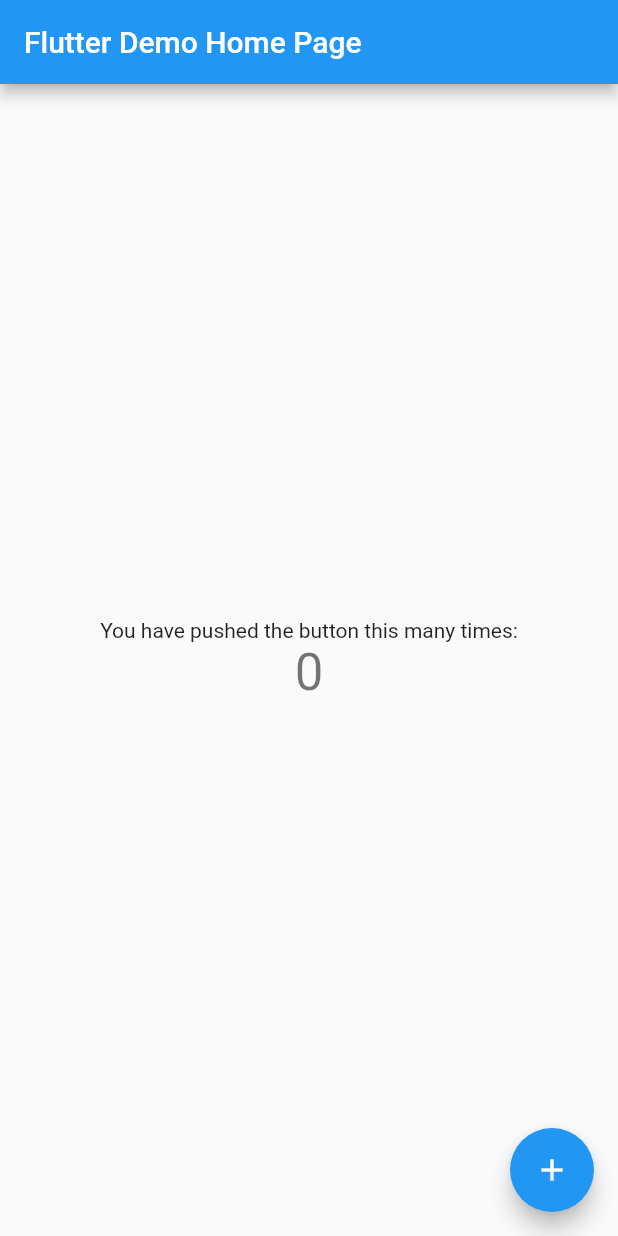
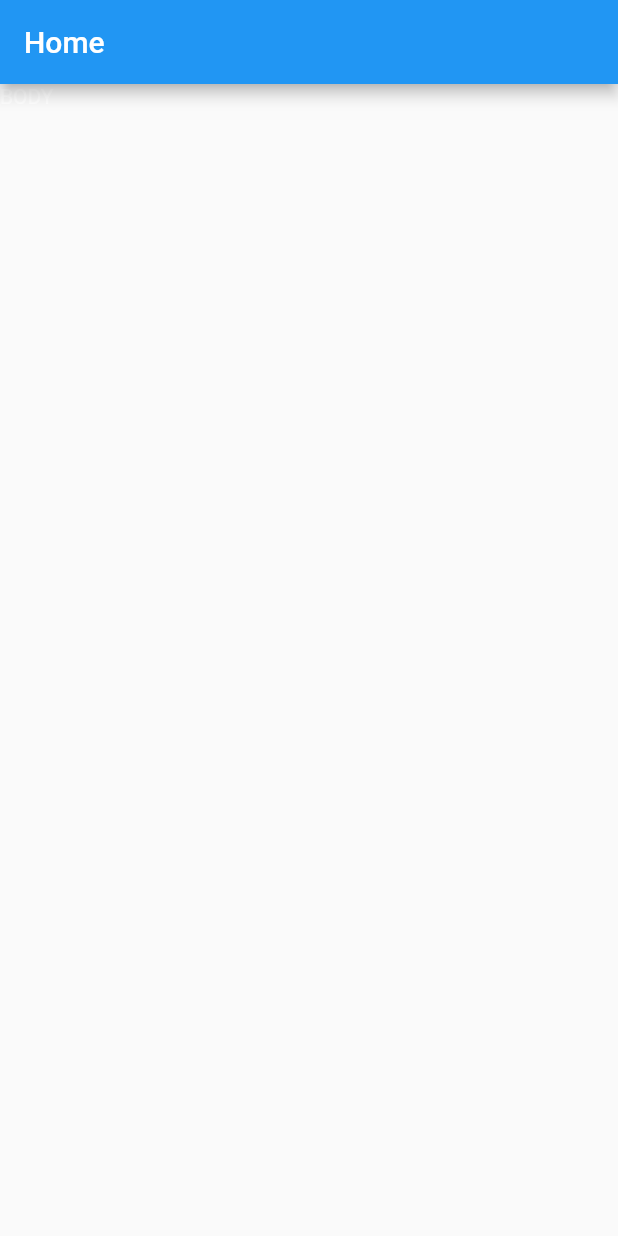
Before and after one commit to hartontw/JoeTube, a Flutter app: the screen it shows after launch, on a phone screen of 412 x 824 dp. Run offline on Flutter 3.47's test engine with Material 2 defaults, Android fonts, the phone set to English and light mode, and no system bars; our stand-ins replace get.

Commit message:
Added get and prepare routes

```diff
--- a/lib/main.dart
+++ b/lib/main.dart
@@ -1,115 +1,34 @@
 import 'package:flutter/material.dart';
+import 'package:get/get.dart';
 
-void main() {
-  runApp(const MyApp());
+import 'screens/screens.dart';
+
+Future<void> main() async {
+  runApp(const JoeTube());
 }
 
-class MyApp extends StatelessWidget {
-  const MyApp({super.key});
+class JoeTube extends StatefulWidget {
+  const JoeTube({super.key});
 
-  // This widget is the root of your application.
+  @override
+  State<JoeTube> createState() => _JoeTubeState();
+}
+
+class _JoeTubeState extends State<JoeTube> {
   @override
   Widget build(BuildContext context) {
-    return MaterialApp(
-      title: 'Flutter Demo',
+    return GetMaterialApp(
+      title: 'JoeTube',
+      debugShowCheckedModeBanner: false,
       theme: ThemeData(
-        // This is the theme of your application.
-        //
-        // Try running your application with "flutter run". You'll see the
-        // application has a blue toolbar. Then, without quitting the app, try
-        // changing the primarySwatch below to Colors.green and then invoke
-        // "hot reload" (press "r" in the console where you ran "flutter run",
-        // or simply save your changes to "hot reload" in a Flutter IDE).
-        // Notice that the counter didn't reset back to zero; the application
-        // is not restarted.
-        primarySwatch: Colors.blue,
-      ),
-      home: const MyHomePage(title: 'Flutter Demo Home Page'),
+          textTheme: Theme.of(context).textTheme.apply(
+                bodyColor: Colors.white,
+                displayColor: Colors.white,
+              )),
+      home: const HomeScreen(),
+      getPages: [
+        GetPage(name: '/', page: () => const HomeScreen()),
+      ],
     );
   }
 }
-
-class MyHomePage extends StatefulWidget {
-  const MyHomePage({super.key, required this.title});
-
-  // This widget is the home page of your application. It is stateful, meaning
-  // that it has a State object (defined below) that contains fields that affect
-  // how it looks.
-
-  // This class is the configuration for the state. It holds the values (in this
-  // case the title) provided by the parent (in this case the App widget) and
-  // used by the build method of the State. Fields in a Widget subclass are
-  // always marked "final".
-
-  final String title;
-
-  @override
-  State<MyHomePage> createState() => _MyHomePageState();
-}
-
-class _MyHomePageState extends State<MyHomePage> {
-  int _counter = 0;
-
-  void _incrementCounter() {
-    setState(() {
-      // This call to setState tells the Flutter framework that something has
-      // changed in this State, which causes it to rerun the build method below
-      // so that the display can reflect the updated values. If we changed
-      // _counter without calling setState(), then the build method would not be
-      // called again, and so nothing would appear to happen.
-      _counter++;
-    });
-  }
-
-  @override
-  Widget build(BuildContext context) {
-    // This method is rerun every time setState is called, for instance as done
-    // by the _incrementCounter method above.
-    //
-    // The Flutter framework has been optimized to make rerunning build methods
-    // fast, so that you can just rebuild anything that needs updating rather
-    // than having to individually change instances of widgets.
-    return Scaffold(
-      appBar: AppBar(
-        // Here we take the value from the MyHomePage object that was created by
-        // the App.build method, and use it to set our appbar title.
-        title: Text(widget.title),
-      ),
-      body: Center(
-        // Center is a layout widget. It takes a single child and positions it
-        // in the middle of the parent.
-        child: Column(
-          // Column is also a layout widget. It takes a list of children and
-          // arranges them vertically. By default, it sizes itself to fit its
-          // children horizontally, and tries to be as tall as its parent.
-          //
-          // Invoke "debug painting" (press "p" in the console, choose the
-          // "Toggle Debug Paint" action from the Flutter Inspector in Android
-          // Studio, or the "Toggle Debug Paint" command in Visual Studio Code)
-          // to see the wireframe for each widget.
-          //
-          // Column has various properties to control how it sizes itself and
-          // how it positions its children. Here we use mainAxisAlignment to
-          // center the children vertically; the main axis here is the vertical
-          // axis because Columns are vertical (the cross axis would be
-          // horizontal).
-          mainAxisAlignment: MainAxisAlignment.center,
-          children: <Widget>[
-            const Text(
-              'You have pushed the button this many times:',
-            ),
-            Text(
-              '$_counter',
-              style: Theme.of(context).textTheme.headlineMedium,
-            ),
-          ],
-        ),
-      ),
-      floatingActionButton: FloatingActionButton(
-        onPressed: _incrementCounter,
-        tooltip: 'Increment',
-        child: const Icon(Icons.add),
-      ), // This trailing comma makes auto-formatting nicer for build methods.
-    );
-  }
-}
--- /dev/null
+++ b/lib/screens/home_screen.dart
@@ -0,0 +1,15 @@
+import 'package:flutter/material.dart';
+
+class HomeScreen extends StatelessWidget {
+  const HomeScreen({super.key});
+
+  @override
+  Widget build(BuildContext context) {
+    return Scaffold(
+      appBar: AppBar(
+        title: const Text('Home'),
+      ),
+      body: const Text("BODY"),
+    );
+  }
+}
--- /dev/null
+++ b/lib/screens/screens.dart
@@ -0,0 +1 @@
+export 'home_screen.dart';
--- a/pubspec.yaml
+++ b/pubspec.yaml
@@ -35,6 +35,7 @@ dependencies:
   # The following adds the Cupertino Icons font to your application.
   # Use with the CupertinoIcons class for iOS style icons.
   cupertino_icons: ^1.0.2
+  get: ^4.6.5
 
 dev_dependencies:
   flutter_test:
```
Also changed, not shown: pubspec.lock, 2 other files.
